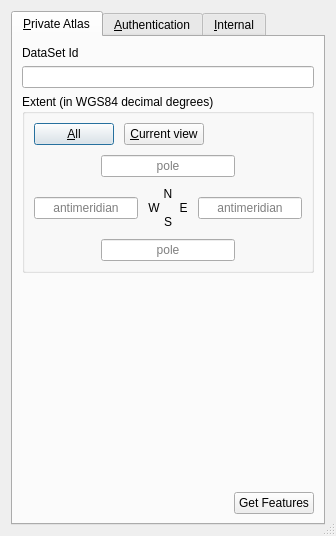
The window that azure_maps_plugin_dialog_base.ui (nijarosz/AzureMapsPlugin) describes before a commit, drawn with Qt 5.
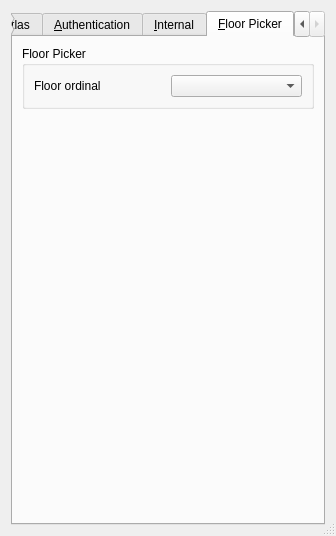
The same window after the commit. The open tabs and pages were chosen to show the change.

Diff of the .ui file:
```diff
--- a/azure_maps_plugin_dialog_base.ui
+++ b/azure_maps_plugin_dialog_base.ui
@@ -457,6 +457,54 @@
        </item>
       </layout>
      </widget>
+     <widget class="QWidget" name="FloorPickerWidget">
+      <attribute name="title">
+       <string>&amp;Floor Picker</string>
+      </attribute>
+      <layout class="QVBoxLayout" name="verticalLayout_2">
+       <item>
+        <widget class="QGroupBox" name="groupBox_2">
+         <property name="sizePolicy">
+          <sizepolicy hsizetype="Preferred" vsizetype="Fixed">
+           <horstretch>0</horstretch>
+           <verstretch>0</verstretch>
+          </sizepolicy>
+         </property>
+         <property name="title">
+          <string>Floor Picker</string>
+         </property>
+         <layout class="QHBoxLayout" name="horizontalLayout">
+        <item>
+        <widget class="QLabel" name="label_2">
+        <property name="text">
+        <string>Floor ordinal</string>
+        </property>
+        </widget>
+        </item>
+        <item>
+        <widget class="QComboBox" name="floorPicker"/>
+        </item>
+        </layout>
+        </widget>
+       </item>
+       <item>
+        <spacer name="verticalSpacer">
+         <property name="orientation">
+          <enum>Qt::Vertical</enum>
+         </property>
+         <property name="sizeType">
+          <enum>QSizePolicy::Expanding</enum>
+         </property>
+         <property name="sizeHint" stdset="0">
+          <size>
+           <width>20</width>
+           <height>40</height>
+          </size>
+         </property>
+        </spacer>
+       </item>
+      </layout>
+     </widget>
     </widget>
    </item>
   </layout>
```
